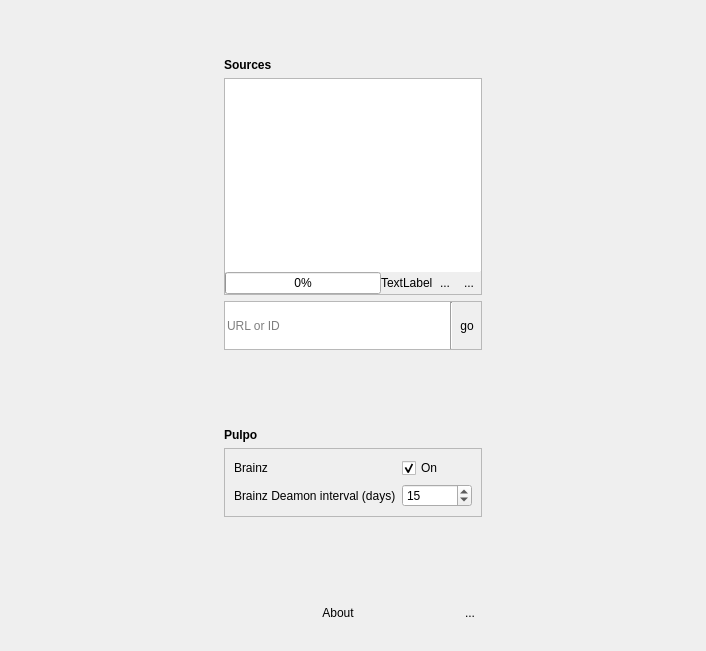
First picture: the form in src/settings/settings.ui, repository milohr/babe-qt, before the edit.
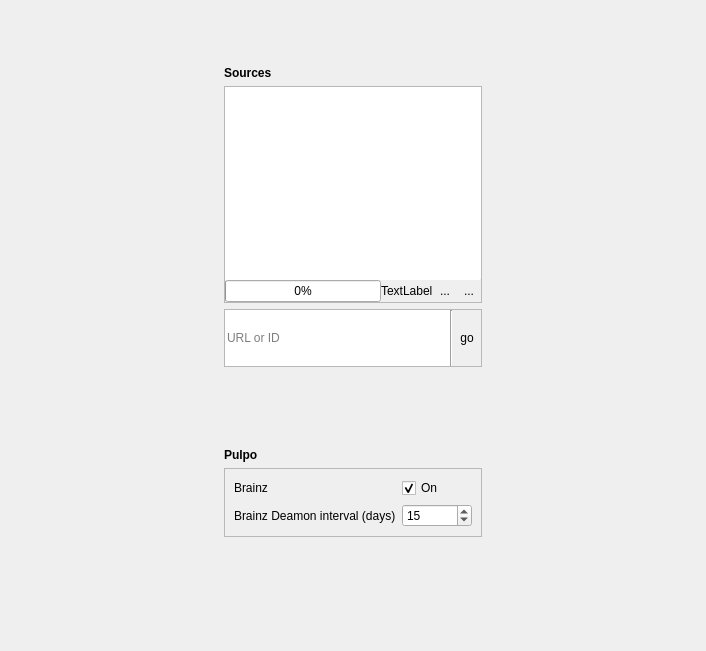
Second picture: the form after the edit. Icons and pictures are not drawn.

Diff of the .ui file:
```diff
--- a/src/settings/settings.ui
+++ b/src/settings/settings.ui
@@ -76,7 +76,7 @@
         </property>
        </widget>
       </item>
-      <item row="0" column="1" colspan="3">
+      <item row="0" column="1" colspan="2">
        <spacer name="verticalSpacer_3">
         <property name="orientation">
          <enum>Qt::Vertical</enum>
@@ -89,7 +89,7 @@
         </property>
        </spacer>
       </item>
-      <item row="3" column="1" colspan="3">
+      <item row="3" column="1" colspan="2">
        <widget class="QFrame" name="youtubeFrame">
         <property name="frameShape">
          <enum>QFrame::StyledPanel</enum>
@@ -149,7 +149,7 @@
         </layout>
        </widget>
       </item>
-      <item row="12" column="1" colspan="3">
+      <item row="12" column="1" colspan="2">
        <spacer name="verticalSpacer_5">
         <property name="orientation">
          <enum>Qt::Vertical</enum>
@@ -162,7 +162,7 @@
         </property>
        </spacer>
       </item>
-      <item row="7" column="1" colspan="3">
+      <item row="7" column="1" colspan="2">
        <spacer name="verticalSpacer">
         <property name="orientation">
          <enum>Qt::Vertical</enum>
@@ -175,7 +175,7 @@
         </property>
        </spacer>
       </item>
-      <item row="9" column="1" colspan="3">
+      <item row="9" column="1" colspan="2">
        <widget class="QFrame" name="frame_2">
         <property name="autoFillBackground">
          <bool>true</bool>
@@ -240,21 +240,7 @@
         </property>
        </widget>
       </item>
-      <item row="15" column="3">
-       <widget class="QToolButton" name="debugBtn">
-        <property name="text">
-         <string>...</string>
-        </property>
-        <property name="icon">
-         <iconset theme="tools-report-bug">
-          <normaloff>.</normaloff>.</iconset>
-        </property>
-        <property name="autoRaise">
-         <bool>true</bool>
-        </property>
-       </widget>
-      </item>
-      <item row="2" column="1" colspan="3">
+      <item row="2" column="1" colspan="2">
        <widget class="QFrame" name="sourcesFrame">
         <property name="frameShape">
          <enum>QFrame::StyledPanel</enum>
@@ -355,7 +341,7 @@
         <zorder>label</zorder>
        </widget>
       </item>
-      <item row="2" column="5" rowspan="17">
+      <item row="2" column="3" rowspan="17">
        <spacer name="horizontalSpacer_2">
         <property name="orientation">
          <enum>Qt::Horizontal</enum>
@@ -368,26 +354,6 @@
         </property>
        </spacer>
       </item>
-      <item row="15" column="1" colspan="2">
-       <widget class="QPushButton" name="pushButton">
-        <property name="sizePolicy">
-         <sizepolicy hsizetype="Minimum" vsizetype="Minimum">
-          <horstretch>0</horstretch>
-          <verstretch>0</verstretch>
-         </sizepolicy>
-        </property>
-        <property name="text">
-         <string>About</string>
-        </property>
-        <property name="icon">
-         <iconset theme="help-about">
-          <normaloff>.</normaloff>.</iconset>
-        </property>
-        <property name="flat">
-         <bool>true</bool>
-        </property>
-       </widget>
-      </item>
      </layout>
     </widget>
    </item>
```
